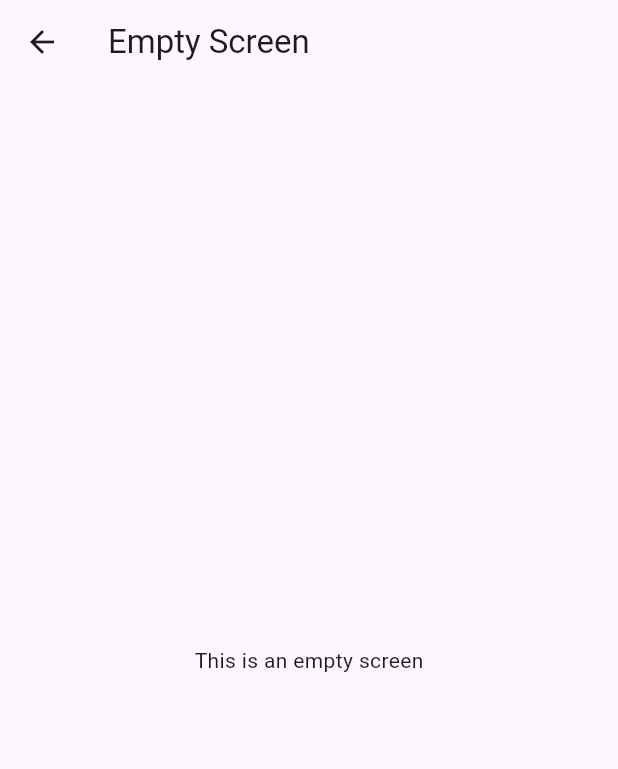
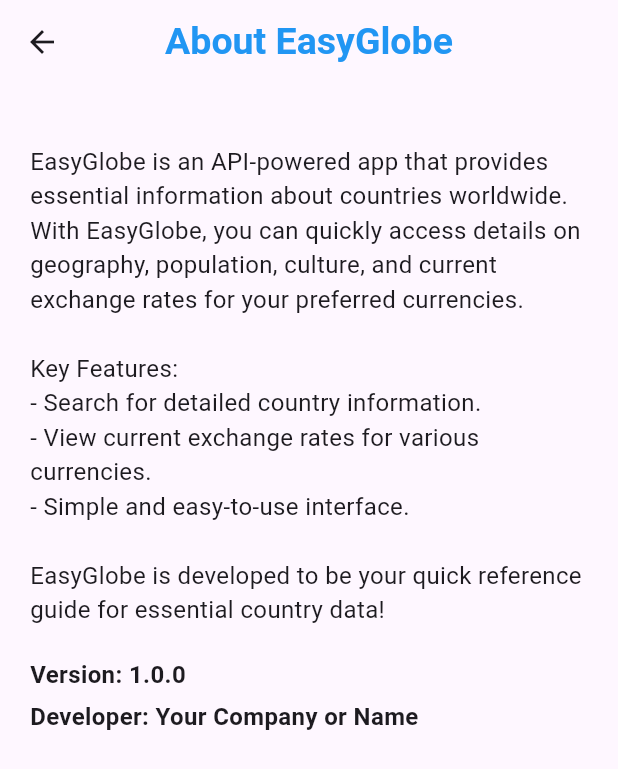
Before and after one commit to AntonAshraf/EasyGlobe, a Flutter app: the screen it shows after launch, after a tap on "About", on a phone screen of 412 x 824 dp. Shown: the top 769 px of the screen. Run offline on Flutter 3.47's test engine with Material 3 defaults, Android fonts, the light colour scheme and no system bars; network calls fail.

Commit message:
Added About Screen and purple text converted to blue for consistency

```diff
--- /dev/null
+++ b/lib/screens/about_screen.dart
@@ -0,0 +1,45 @@
+import 'package:flutter/material.dart';
+
+class AboutScreen extends StatelessWidget {
+  const AboutScreen({super.key});
+  @override
+  Widget build(BuildContext context) {
+    return Scaffold(
+      appBar: AppBar(
+        title: const Text('About EasyGlobe',style: TextStyle(fontSize: 25,fontWeight: FontWeight.bold,color: Colors.blue),),
+        centerTitle: true,// backgroundColor: Colors.purple,
+      ),
+      body: const Padding(
+        padding: EdgeInsets.all(20.0),
+        child: Column(
+          crossAxisAlignment: CrossAxisAlignment.start,
+          children: [
+
+            SizedBox(height: 20),
+            Text(
+              'EasyGlobe is an API-powered app that provides essential information about countries worldwide. '
+                  'With EasyGlobe, you can quickly access details on geography, population, culture, and current '
+                  'exchange rates for your preferred currencies.\n\n'
+                  'Key Features:\n'
+                  '- Search for detailed country information.\n'
+                  '- View current exchange rates for various currencies.\n'
+                  '- Simple and easy-to-use interface.\n\n'
+                  'EasyGlobe is developed to be your quick reference guide for essential country data!',
+              style: TextStyle(fontSize: 16),
+            ),
+            SizedBox(height: 20),
+            Text(
+              'Version: 1.0.0',
+              style: TextStyle(fontSize: 16, fontWeight: FontWeight.w600),
+            ),
+            SizedBox(height: 5),
+            Text(
+              'Developer: Your Company or Name',
+              style: TextStyle(fontSize: 16, fontWeight: FontWeight.w600),
+            ),
+          ],
+        ),
+      ),
+    );
+  }
+}
--- a/lib/screens/currency_exchange_screen.dart
+++ b/lib/screens/currency_exchange_screen.dart
@@ -79,7 +79,7 @@ class _CurrencyExchangeScreenState extends State<CurrencyExchangeScreen> {
                         style: TextStyle(
                             fontSize: 22,
                             fontWeight: FontWeight.bold,
-                            color: Colors.deepPurple),
+                            color: Colors.blue),
                       ),
                       const SizedBox(height: 10),
                       DropdownButton<String>(
@@ -124,7 +124,7 @@ class _CurrencyExchangeScreenState extends State<CurrencyExchangeScreen> {
                         style: TextStyle(
                             fontSize: 22,
                             fontWeight: FontWeight.bold,
-                            color: Colors.deepPurple),
+                            color: Colors.blue),
                       ),
                       const SizedBox(height: 10),
                       Text(
@@ -140,8 +140,8 @@ class _CurrencyExchangeScreenState extends State<CurrencyExchangeScreen> {
               const SizedBox(height: 20),
               ElevatedButton.icon(
                 onPressed: fetchExchangeRate,
-                icon: const Icon(Icons.refresh, color: Colors.white),
-                label: const Text("Refresh Rate"),
+                icon: const Icon(Icons.refresh, color: Colors.blue),
+                label: const Text("Refresh Rate",style: TextStyle(color: Colors.blue)),
                 style: ElevatedButton.styleFrom(
                   padding: const EdgeInsets.symmetric(horizontal: 20, vertical: 12),
                   shape: RoundedRectangleBorder(
--- a/lib/screens/home_screen.dart
+++ b/lib/screens/home_screen.dart
@@ -1,6 +1,7 @@
 import 'package:easy_globe/screens/currency_exchange_screen.dart';
 import 'package:easy_globe/widgets/custom_button.dart';
 import 'package:easy_globe/screens/empty_screen.dart';
+import 'package:easy_globe/screens/about_screen.dart';
 import 'package:easy_globe/screens/search_country_screen.dart';
 import 'package:flutter/material.dart';
 
@@ -32,13 +33,13 @@ class HomeScreen extends StatelessWidget {
                 text: 'Country Info',
                 screen: SearchCountryScreen()),
             const SizedBox(height: 20),
-             CustomButton(
+             const CustomButton(
                 icon: Icons.money,
                 text: 'Exchange Rates',
                 screen: CurrencyExchangeScreen()),
             const SizedBox(height: 20),
             const CustomButton(
-                icon: Icons.info, text: 'About', screen: EmptyScreen()),
+                icon: Icons.info, text: 'About', screen: AboutScreen()),
           ],
         ),
       ),
--- a/lib/screens/search_country_screen.dart
+++ b/lib/screens/search_country_screen.dart
@@ -67,7 +67,9 @@ class _SearchCountryScreenState extends State<SearchCountryScreen> {
               controller: _searchController,
               decoration: const InputDecoration(
                 labelText: 'Enter country name',
+                labelStyle: TextStyle(color: Colors.black54),
                 border: OutlineInputBorder(),
+                focusedBorder: OutlineInputBorder(borderSide: BorderSide(color: Colors.blue)),
                 suffixIcon: Icon(Icons.search),
               ),
               onSubmitted: (_) => _searchCountry(),
@@ -78,7 +80,7 @@ class _SearchCountryScreenState extends State<SearchCountryScreen> {
             else
               ElevatedButton(
                 onPressed: _searchCountry,
-                child: const Text('Search'),
+                child: const Text('Search',style: TextStyle(color: Colors.blue),),
               ),
             if (_errorMessage != null) ...[
               const SizedBox(height: 20),
--- a/lib/widgets/custom_button.dart
+++ b/lib/widgets/custom_button.dart
@@ -21,10 +21,10 @@ class CustomButton extends StatelessWidget {
           MaterialPageRoute(builder: (context) => screen),
         );
       },
-      icon: Icon(icon, size: 32.0), // Increase icon size
+      icon: Icon(icon, size: 32.0,color: Colors.blue,), // Increase icon size
       label: Text(
         text,
-        style: const TextStyle(fontSize: 20.0), // Increase text size
+        style: const TextStyle(fontSize: 20.0,color: Colors.blue), // Increase text size
       ),
       style: ElevatedButton.styleFrom(
         padding: const EdgeInsets.symmetric(horizontal: 24.0, vertical: 16.0), // Increase padding
```
Also changed, not shown: pubspec.lock.
